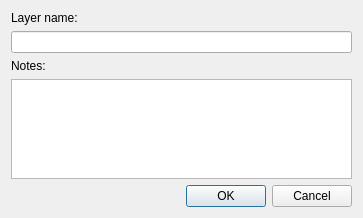
First picture: the form in LDMP/gui/DlgDataIOImportSOC.ui, repository ConservationInternational/trends.earth, before the edit.
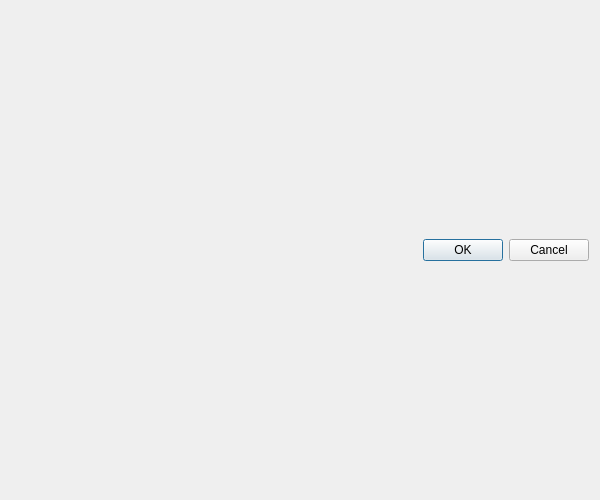
Second picture: the form after the edit.

Commit message:
Fix data import dialogs for small screens
Also remove deprecated ui files

Diff of the .ui file:
```diff
--- a/LDMP/gui/DlgDataIOImportSOC.ui
+++ b/LDMP/gui/DlgDataIOImportSOC.ui
@@ -9,16 +9,22 @@
    <rect>
     <x>0</x>
     <y>0</y>
-    <width>363</width>
-    <height>41</height>
+    <width>500</width>
+    <height>400</height>
    </rect>
   </property>
   <property name="sizePolicy">
-   <sizepolicy hsizetype="Fixed" vsizetype="Fixed">
+   <sizepolicy hsizetype="Preferred" vsizetype="Preferred">
     <horstretch>0</horstretch>
     <verstretch>0</verstretch>
    </sizepolicy>
   </property>
+  <property name="minimumSize">
+   <size>
+    <width>600</width>
+    <height>500</height>
+   </size>
+  </property>
   <property name="windowTitle">
    <string>Load a Custom Soil Organic Carbon (SOC) dataset</string>
   </property>
@@ -26,46 +32,6 @@
    <bool>true</bool>
   </property>
   <layout class="QVBoxLayout" name="verticalLayout">
-   <item>
-    <widget class="QLabel" name="layer_name_la">
-     <property name="text">
-      <string>Layer name:</string>
-     </property>
-    </widget>
-   </item>
-   <item>
-    <widget class="QLineEdit" name="layer_name_le">
-     <property name="toolTip">
-      <string>&lt;html&gt;&lt;head/&gt;&lt;body&gt;&lt;p&gt;Name that will be assigned to the imported layer.&lt;/p&gt;&lt;/body&gt;&lt;/html&gt;</string>
-     </property>
-    </widget>
-   </item>
-   <item>
-    <widget class="QLabel" name="task_notes_la">
-     <property name="text">
-      <string>Notes:</string>
-     </property>
-    </widget>
-   </item>
-   <item>
-    <widget class="QTextEdit" name="task_notes">
-     <property name="sizePolicy">
-      <sizepolicy hsizetype="Expanding" vsizetype="Minimum">
-       <horstretch>0</horstretch>
-       <verstretch>0</verstretch>
-      </sizepolicy>
-     </property>
-     <property name="maximumSize">
-      <size>
-       <width>16777215</width>
-       <height>100</height>
-      </size>
-     </property>
-     <property name="toolTip">
-      <string>Notes associated with the imported layer.</string>
-     </property>
-    </widget>
-   </item>
    <item>
     <widget class="QDialogButtonBox" name="btnBox">
      <property name="orientation">
```
The commit also changes 11 other files.
